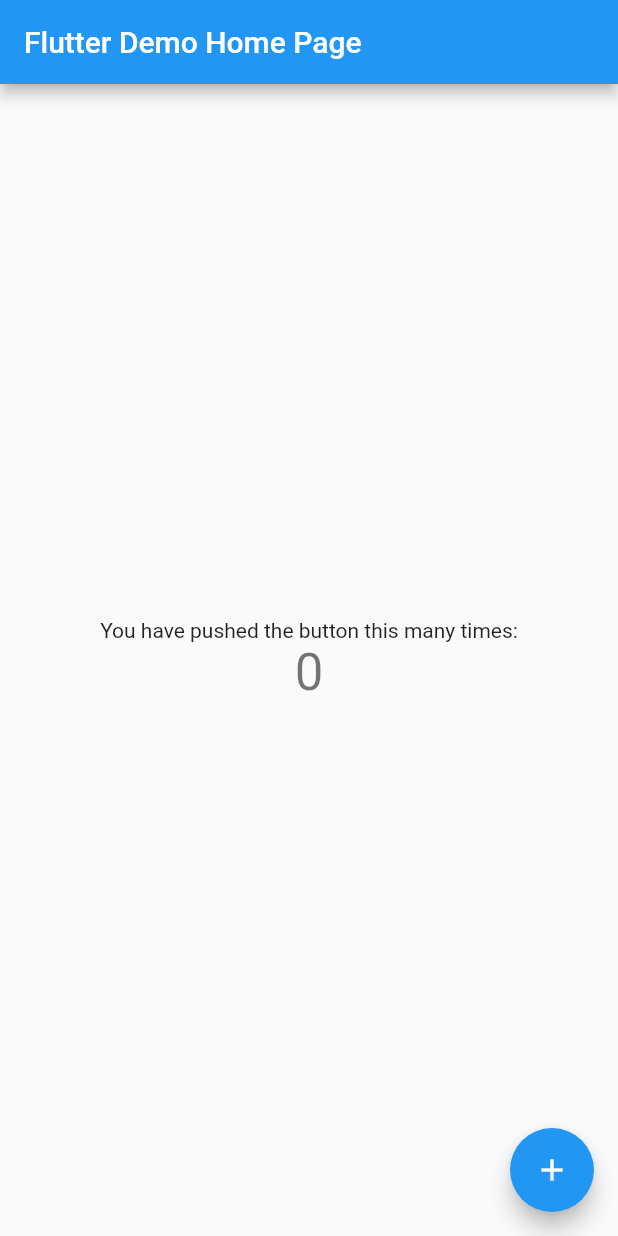
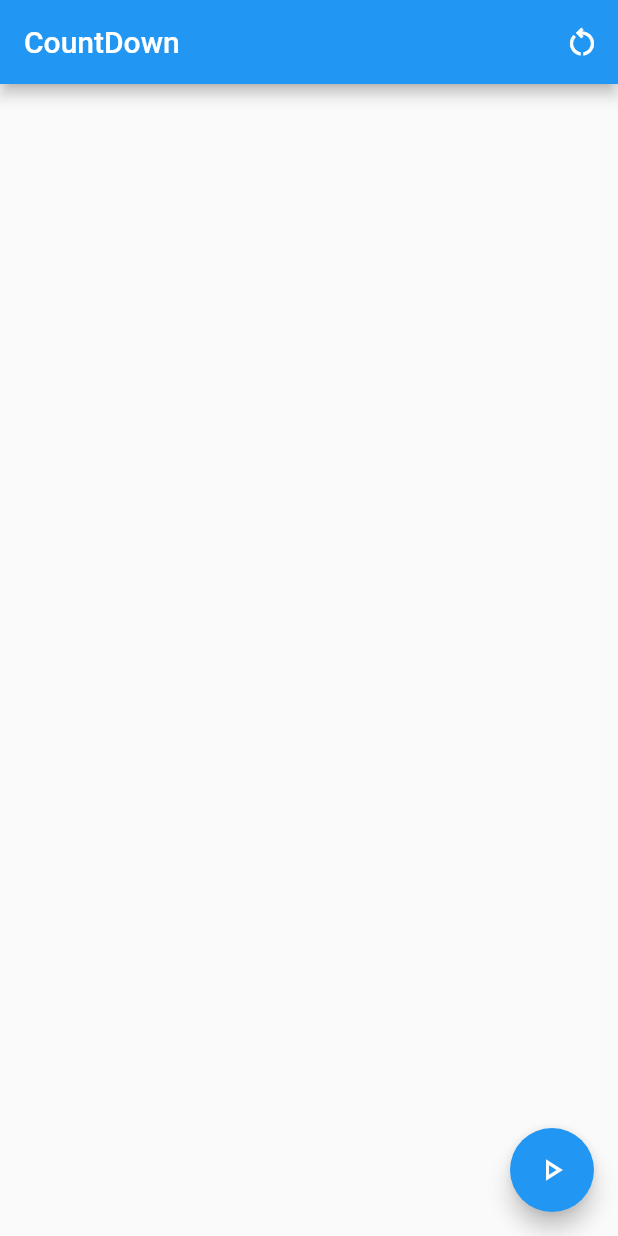
Before and after one commit to alecorodri/countdown_modern_design, a Flutter app: the screen it shows after launch, on a phone screen of 412 x 824 dp. Run offline on Flutter 3.47's test engine with Material 2 defaults, Android fonts, the phone set to English and light mode, and no system bars.

Commit message:
home page

```diff
--- a/lib/main.dart
+++ b/lib/main.dart
@@ -1,3 +1,4 @@
+import 'package:countdown_modern_design/pages/home_page.dart';
 import 'package:flutter/material.dart';
 
 void main() {
@@ -10,106 +11,10 @@
   // This widget is the root of your application.
   @override
   Widget build(BuildContext context) {
-    return MaterialApp(
+    return const MaterialApp(
       title: 'Flutter Demo',
-      theme: ThemeData(
-        // This is the theme of your application.
-        //
-        // Try running your application with "flutter run". You'll see the
-        // application has a blue toolbar. Then, without quitting the app, try
-        // changing the primarySwatch below to Colors.green and then invoke
-        // "hot reload" (press "r" in the console where you ran "flutter run",
-        // or simply save your changes to "hot reload" in a Flutter IDE).
-        // Notice that the counter didn't reset back to zero; the application
-        // is not restarted.
-        primarySwatch: Colors.blue,
-      ),
-      home: const MyHomePage(title: 'Flutter Demo Home Page'),
+      debugShowCheckedModeBanner: false,
+      home: HomePage(),
     );
   }
 }
-
-class MyHomePage extends StatefulWidget {
-  const MyHomePage({super.key, required this.title});
-
-  // This widget is the home page of your application. It is stateful, meaning
-  // that it has a State object (defined below) that contains fields that affect
-  // how it looks.
-
-  // This class is the configuration for the state. It holds the values (in this
-  // case the title) provided by the parent (in this case the App widget) and
-  // used by the build method of the State. Fields in a Widget subclass are
-  // always marked "final".
-
-  final String title;
-
-  @override
-  State<MyHomePage> createState() => _MyHomePageState();
-}
-
-class _MyHomePageState extends State<MyHomePage> {
-  int _counter = 0;
-
-  void _incrementCounter() {
-    setState(() {
-      // This call to setState tells the Flutter framework that something has
-      // changed in this State, which causes it to rerun the build method below
-      // so that the display can reflect the updated values. If we changed
-      // _counter without calling setState(), then the build method would not be
-      // called again, and so nothing would appear to happen.
-      _counter++;
-    });
-  }
-
-  @override
-  Widget build(BuildContext context) {
-    // This method is rerun every time setState is called, for instance as done
-    // by the _incrementCounter method above.
-    //
-    // The Flutter framework has been optimized to make rerunning build methods
-    // fast, so that you can just rebuild anything that needs updating rather
-    // than having to individually change instances of widgets.
-    return Scaffold(
-      appBar: AppBar(
-        // Here we take the value from the MyHomePage object that was created by
-        // the App.build method, and use it to set our appbar title.
-        title: Text(widget.title),
-      ),
-      body: Center(
-        // Center is a layout widget. It takes a single child and positions it
-        // in the middle of the parent.
-        child: Column(
-          // Column is also a layout widget. It takes a list of children and
-          // arranges them vertically. By default, it sizes itself to fit its
-          // children horizontally, and tries to be as tall as its parent.
-          //
-          // Invoke "debug painting" (press "p" in the console, choose the
-          // "Toggle Debug Paint" action from the Flutter Inspector in Android
-          // Studio, or the "Toggle Debug Paint" command in Visual Studio Code)
-          // to see the wireframe for each widget.
-          //
-          // Column has various properties to control how it sizes itself and
-          // how it positions its children. Here we use mainAxisAlignment to
-          // center the children vertically; the main axis here is the vertical
-          // axis because Columns are vertical (the cross axis would be
-          // horizontal).
-          mainAxisAlignment: MainAxisAlignment.center,
-          children: <Widget>[
-            const Text(
-              'You have pushed the button this many times:',
-            ),
-            Text(
-              '$_counter',
-              style: Theme.of(context).textTheme.headline4,
-            ),
-          ],
-        ),
-      ),
-      floatingActionButton: FloatingActionButton(
-        onPressed: _incrementCounter,
-        tooltip: 'Increment',
-        child: const Icon(Icons.add),
-      ), // This trailing comma makes auto-formatting nicer for build methods.
-    );
-  }
-}
--- /dev/null
+++ b/lib/pages/home_page.dart
@@ -0,0 +1,62 @@
+import 'package:flutter/material.dart';
+
+class HomePage extends StatefulWidget {
+  const HomePage({super.key});
+
+  @override
+  State<HomePage> createState() => _HomePageState();
+}
+
+class _HomePageState extends State<HomePage> {
+  @override
+  Widget build(BuildContext context) {
+    return Scaffold(
+      appBar: AppBar(
+        title: const Text("CountDown"),
+        actions: [
+          IconButton(
+              onPressed: () {
+                //TODO Reiniciar el timer
+              },
+              icon: const Icon(Icons.restart_alt_outlined))
+        ],
+      ),
+      // body: _CounterView(),
+      floatingActionButton: FloatingActionButton(
+        onPressed: () {
+          //TODO Start Timer
+        },
+        tooltip: 'Start',
+        child: const Icon(Icons.play_arrow_outlined),
+      ),
+    );
+  }
+}
+
+class _CounterView extends StatelessWidget {
+  const _CounterView({Key? key}) : super(key: key);
+
+  @override
+  Widget build(BuildContext context) {
+    return SizedBox.expand(
+      child: Row(
+        mainAxisAlignment: MainAxisAlignment.center,
+        crossAxisAlignment: CrossAxisAlignment.center,
+        children: const [
+          Icon(
+            Icons.timer_10_outlined,
+            color: Colors.blue,
+            size: 60,
+          ),
+          SizedBox(
+            width: 10,
+          ),
+          Text(
+            '00:30',
+            style: TextStyle(fontSize: 50),
+          )
+        ],
+      ),
+    );
+  }
+}
```
